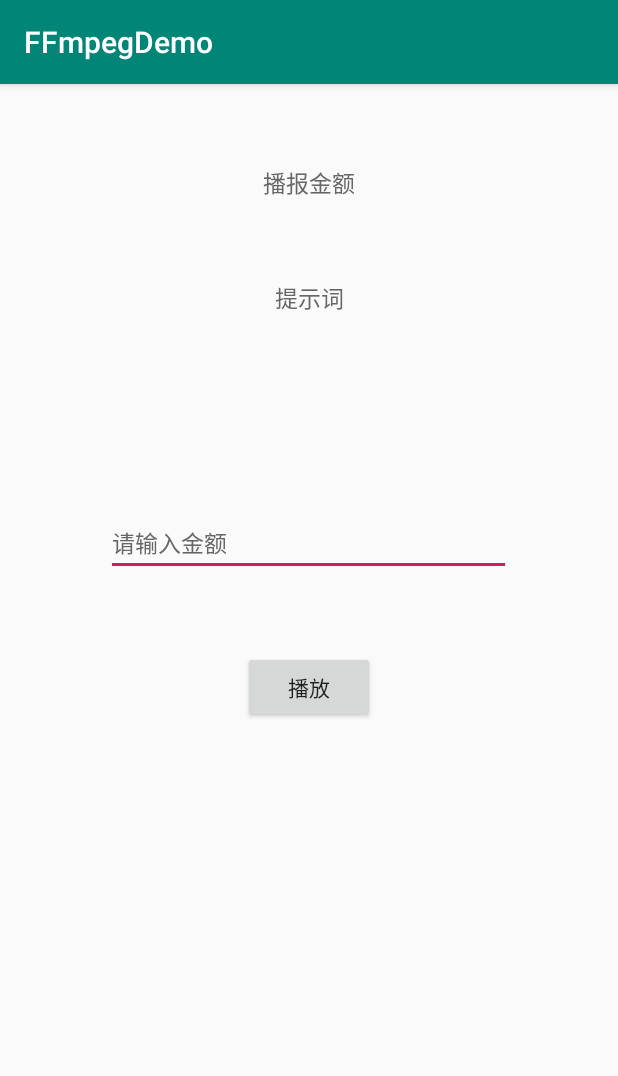
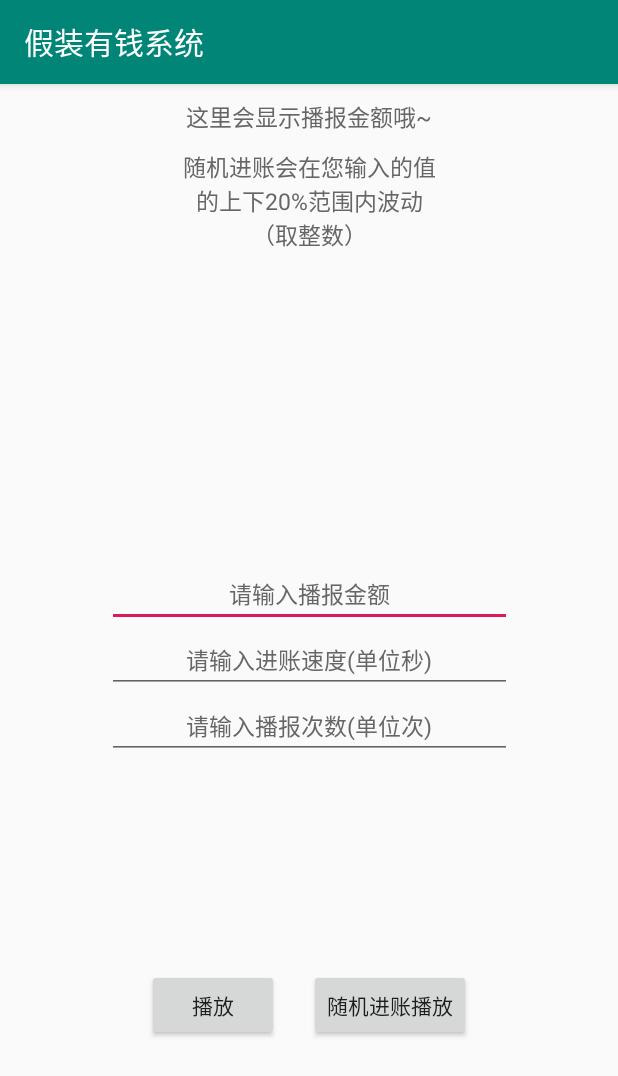
Before and after one commit to yooking-git/FFmpeg, an Android app: the screen it shows after launch (MainActivity), on a phone screen of 412 x 824 dp. Shown: the top 1076 px of the screen. Run offline under Robolectric (Android 15) with nearby library versions, the phone set to English and light mode, and no system bars; libraries missing offline, so code that uses them is left out: com.permissionx.guolindev; 1 statement that could not run was skipped.

Commit message:
从demo更新为假装有钱系统

```diff
--- a/app/src/main/java/com/yooking/ffmpegdemo/AudioService.kt
+++ b/app/src/main/java/com/yooking/ffmpegdemo/AudioService.kt
@@ -112,6 +112,7 @@ class AudioService : Service() {
     }
 
     private fun run(message: String) {
+        AudioManager.sendCallbackMessage(this@AudioService,message)
         (audioList.size > 0).yes {
             audioList.removeAt(0)
         }
--- a/app/src/main/java/com/yooking/ffmpegdemo/ViewHolder.kt
+++ b/app/src/main/java/com/yooking/ffmpegdemo/ViewHolder.kt
@@ -31,8 +31,10 @@ class ViewHolder(context: Activity) {
         }
     }
 
-    fun <T : View> setOnClickListener(@IdRes id: Int, onClickListener: View.OnClickListener) {
-        findView<T>(id).setOnClickListener(onClickListener)
+    fun <T : View> setOnClickListener(@IdRes vararg ids: Int, onClickListener: View.OnClickListener) {
+        ids.forEach {
+            findView<T>(it).setOnClickListener(onClickListener)
+        }
     }
 
     fun getText(@IdRes id: Int): String {
--- a/app/src/main/java/com/yooking/utils/AudioManager.kt
+++ b/app/src/main/java/com/yooking/utils/AudioManager.kt
@@ -5,15 +5,12 @@ import android.content.BroadcastReceiver
 import android.content.Context
 import android.content.Intent
 import android.content.IntentFilter
+import android.os.Build
 import androidx.fragment.app.FragmentActivity
 import com.permissionx.guolindev.PermissionX
 import com.yooking.ffmpegdemo.AudioService
+import com.yooking.utils.ext.no
 import com.yooking.utils.ext.yes
-import com.yooking.ffmpegdemo.MainActivity
-import androidx.core.content.ContextCompat.startForegroundService
-import android.os.Build
-
-
 
 
 /**
@@ -27,6 +24,9 @@ object AudioManager {
 
     const val KEY_MESSAGE = "message"
     private const val KEY_ACTION = "audioReceiver"
+
+    private const val KEY_CALLBACK = "audioCallback"
+    private const val KEY_MONEY = "money"
 
     fun sendBroadcast(context: Context, message: String) {
         val intent = Intent()
@@ -91,4 +91,28 @@ object AudioManager {
         filter.addAction(KEY_ACTION)
         context.registerReceiver(receiver, filter)
     }
+
+    fun sendCallbackMessage(context: Context, message: String) {
+        val intent = Intent()
+        intent.action = KEY_CALLBACK
+        intent.putExtra(KEY_MONEY, message)
+        context.sendBroadcast(intent)
+    }
+
+    fun addAudioServiceCallback(context: Context, callback: AudioServiceCallback) {
+        //注册广播接收器
+        val filter = IntentFilter()
+        filter.addAction(KEY_CALLBACK)
+        context.registerReceiver(object : BroadcastReceiver() {
+            override fun onReceive(context: Context?, intent: Intent?) {
+                (intent == null).no {
+                    callback.isRunning(intent!!.getStringExtra(KEY_MONEY))
+                }
+            }
+        }, filter)
+    }
+
+    interface AudioServiceCallback {
+        fun isRunning(message: String?)
+    }
 }
--- a/app/src/main/res/layout/activity_main.xml
+++ b/app/src/main/res/layout/activity_main.xml
@@ -6,62 +6,116 @@
     android:layout_height="match_parent"
     tools:context=".MainActivity">
 
+    <LinearLayout
+        android:id="@+id/linearLayout"
+        android:layout_width="wrap_content"
+        android:layout_height="wrap_content"
+        android:gravity="center"
+        android:orientation="vertical"
+        android:padding="10dp"
+        app:layout_constraintBottom_toBottomOf="parent"
+        app:layout_constraintEnd_toEndOf="parent"
+        app:layout_constraintStart_toStartOf="parent"
+        app:layout_constraintTop_toTopOf="parent">
+
         <EditText
             android:id="@+id/et_main_money"
             android:layout_width="wrap_content"
             android:layout_height="wrap_content"
             android:ems="15"
-        android:hint="请输入金额"
+            android:gravity="center"
+            android:hint="请输入播报金额"
             android:inputType="numberDecimal"
+            android:maxLength="15"
             android:textColor="#333"
+            android:textColorHint="#666"
+            android:textSize="15sp" />
+
+        <EditText
+            android:id="@+id/et_main_duration"
+            android:layout_width="wrap_content"
+            android:layout_height="wrap_content"
+            android:ems="15"
+            android:gravity="center"
+            android:hint="请输入进账速度(单位秒)"
+            android:inputType="number"
             android:maxLength="15"
+            android:textColor="#333"
             android:textColorHint="#666"
-        tools:text="111111111111.11"
-        android:textSize="15sp"
-        app:layout_constraintBottom_toBottomOf="parent"
-        app:layout_constraintHorizontal_bias="0.497"
-        app:layout_constraintLeft_toLeftOf="parent"
-        app:layout_constraintRight_toRightOf="parent"
-        app:layout_constraintTop_toTopOf="parent"
-        app:layout_constraintVertical_bias="0.392" />
+            android:textSize="15sp" />
+
+        <EditText
+            android:id="@+id/et_main_count"
+            android:layout_width="wrap_content"
+            android:layout_height="wrap_content"
+            android:ems="15"
+            android:gravity="center"
+            android:hint="请输入播报次数(单位次)"
+            android:inputType="number"
+            android:maxLength="15"
+            android:textColor="#333"
+            android:textColorHint="#666"
+            android:textSize="15sp" />
+    </LinearLayout>
+
+
+    <LinearLayout
+        android:layout_width="wrap_content"
+        android:layout_height="wrap_content"
+        android:gravity="center"
+        android:orientation="vertical"
+        android:padding="10dp"
+        app:layout_constraintEnd_toEndOf="parent"
+        app:layout_constraintStart_toStartOf="parent"
+        app:layout_constraintTop_toTopOf="parent">
+
+        <TextView
+            android:id="@+id/tv_main_money"
+            android:layout_width="wrap_content"
+            android:layout_height="wrap_content"
+            android:gravity="center"
+            android:hint="这里会显示播报金额哦~"
+            android:textColor="#333"
+            android:textColorHint="#666"
+            android:textSize="15sp" />
 
         <TextView
             android:id="@+id/tv_main_hint"
             android:layout_width="wrap_content"
             android:layout_height="wrap_content"
+            android:layout_marginTop="10dp"
+            android:ems="10"
             android:gravity="center"
+            android:hint="随机进账会在您输入的值的上下20%范围内波动\n（取整数）"
+            android:maxLines="5"
             android:textColor="#333"
             android:textColorHint="#666"
-        android:hint="提示词"
-        android:textSize="15sp"
-        android:maxLines="5"
-        app:layout_constraintBottom_toTopOf="@+id/et_main_money"
+            android:textSize="15sp" />
+    </LinearLayout>
+
+    <LinearLayout
+        android:layout_width="wrap_content"
+        android:layout_height="wrap_content"
+        android:orientation="horizontal"
+        app:layout_constraintBottom_toBottomOf="parent"
         app:layout_constraintEnd_toEndOf="parent"
         app:layout_constraintStart_toStartOf="parent"
-        app:layout_constraintTop_toTopOf="parent" />
-
-    <TextView
-        android:id="@+id/tv_main_money"
-        android:layout_width="wrap_content"
-        android:layout_height="wrap_content"
-        android:textSize="15sp"
-        android:textColorHint="#666"
-        android:gravity="center"
-        android:textColor="#333"
-        android:hint="播报金额"
-        app:layout_constraintBottom_toTopOf="@+id/tv_main_hint"
-        app:layout_constraintEnd_toEndOf="parent"
-        app:layout_constraintStart_toStartOf="parent"
-        app:layout_constraintTop_toTopOf="parent" />
+        app:layout_constraintTop_toBottomOf="@+id/linearLayout">
 
         <Button
             android:id="@+id/btn_main_start"
             android:layout_width="wrap_content"
             android:layout_height="wrap_content"
-        android:layout_marginTop="50dp"
-        android:text="播放"
-        app:layout_constraintEnd_toEndOf="parent"
-        app:layout_constraintStart_toStartOf="parent"
-        app:layout_constraintTop_toBottomOf="@+id/et_main_money" />
+            android:layout_margin="10dp"
+            android:text="播放" />
+
+        <Button
+            android:id="@+id/btn_main_auto"
+            android:layout_width="wrap_content"
+            android:layout_height="wrap_content"
+            android:layout_margin="10dp"
+            android:text="随机进账播放" />
+    </LinearLayout>
+
 
 </androidx.constraintlayout.widget.ConstraintLayout>
--- a/app/src/main/res/values/strings.xml
+++ b/app/src/main/res/values/strings.xml
@@ -1,5 +1,5 @@
 <resources>
-    <string name="app_name">FFmpegDemo</string>
+    <string name="app_name">假装有钱系统</string>
 
     <string name="audio_message">语音播报服务正在运行…</string>
 </resources>
```
Also changed, not shown: app/src/main/java/com/yooking/ffmpegdemo/MainActivity.kt (+57 -12 lines), app/src/main/java/com/yooking/utils/Format.kt (+9 -1 lines). Lines whose indentation alone changed are shown as unchanged.
